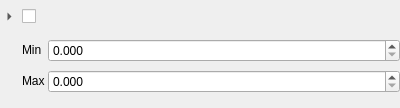
This is assets/uis/series_config_widget.ui in m4reQ/data-visualizer as Qt 5 draws it before an edit. The edited form follows.
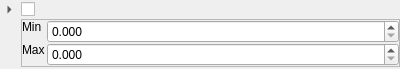
This is the edited form.

Commit message: Remove spacing from between axis configuration widgets

What changed in the file:
```diff
--- a/assets/uis/series_config_widget.ui
+++ b/assets/uis/series_config_widget.ui
@@ -7,7 +7,7 @@
     <x>0</x>
     <y>0</y>
     <width>400</width>
-    <height>108</height>
+    <height>69</height>
    </rect>
   </property>
   <property name="windowTitle">
@@ -27,106 +27,11 @@
     <number>0</number>
    </property>
    <property name="horizontalSpacing">
-    <number>3</number>
+    <number>2</number>
    </property>
    <property name="verticalSpacing">
     <number>0</number>
    </property>
-   <item row="1" column="1" colspan="2">
-    <widget class="QScrollArea" name="_unused_3">
-     <property name="sizePolicy">
-      <sizepolicy hsizetype="Expanding" vsizetype="Maximum">
-       <horstretch>0</horstretch>
-       <verstretch>0</verstretch>
-      </sizepolicy>
-     </property>
-     <property name="frameShape">
-      <enum>QFrame::NoFrame</enum>
-     </property>
-     <property name="lineWidth">
-      <number>0</number>
-     </property>
-     <property name="sizeAdjustPolicy">
-      <enum>QAbstractScrollArea::AdjustToContents</enum>
-     </property>
-     <property name="widgetResizable">
-      <bool>true</bool>
-     </property>
-     <property name="alignment">
-      <set>Qt::AlignLeading|Qt::AlignLeft|Qt::AlignTop</set>
-     </property>
-     <widget class="QWidget" name="contents">
-      <property name="geometry">
-       <rect>
-        <x>0</x>
-        <y>0</y>
-        <width>374</width>
-        <height>85</height>
-       </rect>
-      </property>
-      <layout class="QGridLayout" name="gridLayout_2">
-       <property name="leftMargin">
-        <number>0</number>
-       </property>
-       <property name="topMargin">
-        <number>0</number>
-       </property>
-       <property name="rightMargin">
-        <number>0</number>
-       </property>
-       <property name="bottomMargin">
-        <number>0</number>
-       </property>
-       <property name="horizontalSpacing">
-        <number>3</number>
-       </property>
-       <property name="verticalSpacing">
-        <number>2</number>
-       </property>
-       <item row="0" column="0">
-        <widget class="QLabel" name="_unused">
-         <property name="sizePolicy">
-          <sizepolicy hsizetype="Preferred" vsizetype="Maximum">
-           <horstretch>0</horstretch>
-           <verstretch>0</verstretch>
-          </sizepolicy>
-         </property>
-         <property name="text">
-          <string>Min</string>
-         </property>
-        </widget>
-       </item>
-       <item row="0" column="1">
-        <widget class="QDoubleSpinBox" name="min_spinbox">
-         <property name="decimals">
-          <number>3</number>
-         </property>
-        </widget>
-       </item>
-       <item row="1" column="0">
-        <widget class="QLabel" name="_unused_2">
-         <property name="sizePolicy">
-          <sizepolicy hsizetype="Maximum" vsizetype="Maximum">
-           <horstretch>0</horstretch>
-           <verstretch>0</verstretch>
-          </sizepolicy>
-         </property>
-         <property name="text">
-          <string>Max</string>
-         </property>
-        </widget>
-       </item>
-       <item row="1" column="1">
-        <widget class="QDoubleSpinBox" name="max_spinbox">
-         <property name="decimals">
-          <number>3</number>
-         </property>
-        </widget>
-       </item>
-      </layout>
-     </widget>
-    </widget>
-   </item>
    <item row="0" column="2">
     <widget class="QLabel" name="name_label">
      <property name="sizePolicy">
@@ -178,6 +83,82 @@
      </property>
     </widget>
    </item>
+   <item row="1" column="1" colspan="2">
+    <widget class="QFrame" name="contents">
+     <property name="sizePolicy">
+      <sizepolicy hsizetype="Expanding" vsizetype="Maximum">
+       <horstretch>0</horstretch>
+       <verstretch>0</verstretch>
+      </sizepolicy>
+     </property>
+     <property name="frameShape">
+      <enum>QFrame::StyledPanel</enum>
+     </property>
+     <property name="frameShadow">
+      <enum>QFrame::Raised</enum>
+     </property>
+     <layout class="QFormLayout" name="formLayout">
+      <property name="horizontalSpacing">
+       <number>2</number>
+      </property>
+      <property name="verticalSpacing">
+       <number>0</number>
+      </property>
+      <property name="leftMargin">
+       <number>0</number>
+      </property>
+      <property name="topMargin">
+       <number>0</number>
+      </property>
+      <property name="rightMargin">
+       <number>0</number>
+      </property>
+      <property name="bottomMargin">
+       <number>0</number>
+      </property>
+      <item row="0" column="0">
+       <widget class="QLabel" name="_unused">
+        <property name="sizePolicy">
+         <sizepolicy hsizetype="Preferred" vsizetype="Maximum">
+          <horstretch>0</horstretch>
+          <verstretch>0</verstretch>
+         </sizepolicy>
+        </property>
+        <property name="text">
+         <string>Min</string>
+        </property>
+       </widget>
+      </item>
+      <item row="0" column="1">
+       <widget class="QDoubleSpinBox" name="min_spinbox">
+        <property name="decimals">
+         <number>3</number>
+        </property>
+       </widget>
+      </item>
+      <item row="1" column="0">
+       <widget class="QLabel" name="_unused_2">
+        <property name="sizePolicy">
+         <sizepolicy hsizetype="Maximum" vsizetype="Maximum">
+          <horstretch>0</horstretch>
+          <verstretch>0</verstretch>
+         </sizepolicy>
+        </property>
+        <property name="text">
+         <string>Max</string>
+        </property>
+       </widget>
+      </item>
+      <item row="1" column="1">
+       <widget class="QDoubleSpinBox" name="max_spinbox">
+        <property name="decimals">
+         <number>3</number>
+        </property>
+       </widget>
+      </item>
+     </layout>
+    </widget>
+   </item>
   </layout>
  </widget>
  <resources/>
```
The commit also changes 2 other files.
